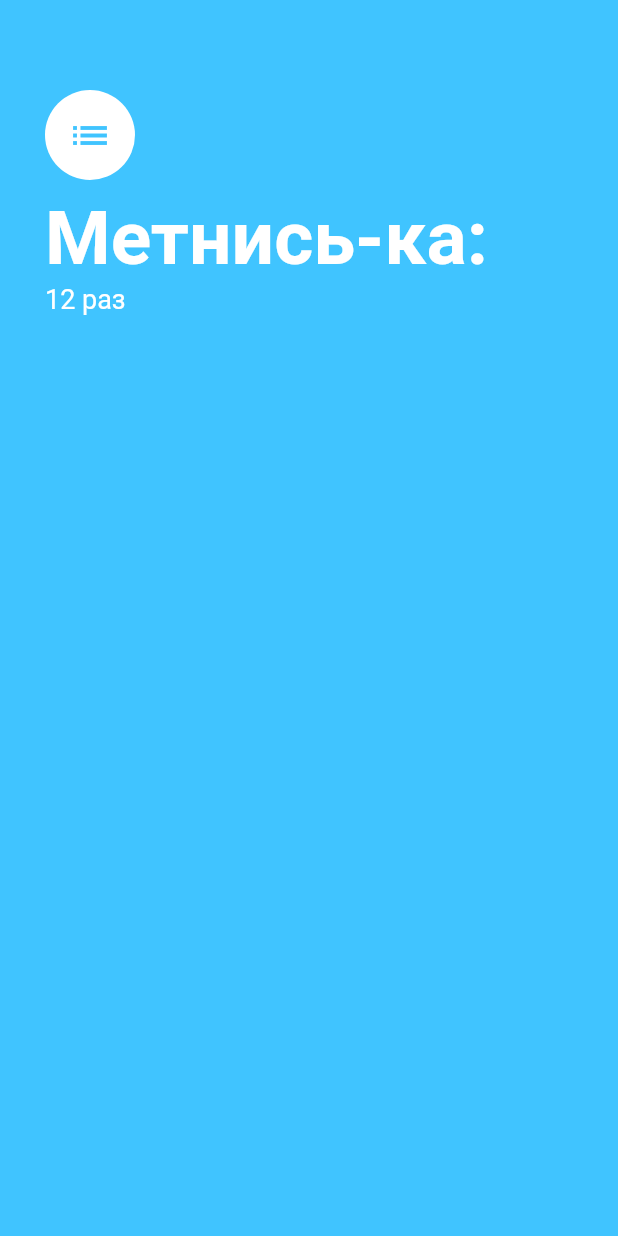
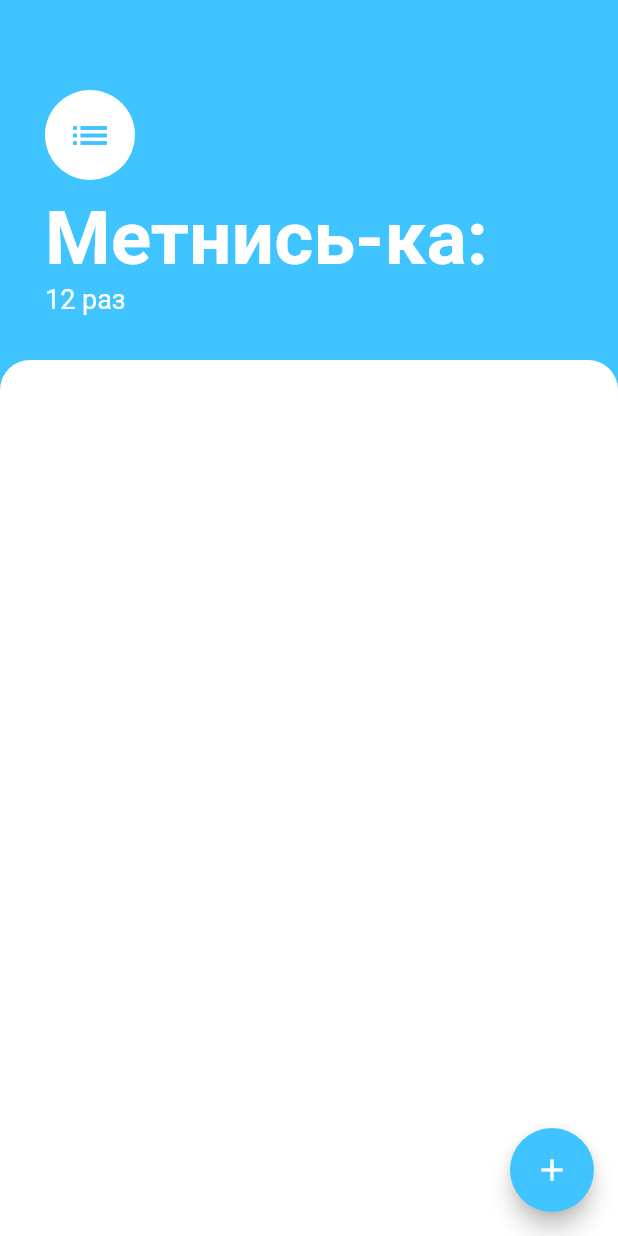
Before and after one commit to fimich1/Wish_list, a Flutter app: the screen it shows after launch, on a phone screen of 412 x 824 dp. Run offline on Flutter 3.47's test engine with Material 2 defaults, Android fonts, the phone set to English and light mode, and no system bars.

Commit message:
начало

```diff
--- a/lib/screens/tasks_screen.dart
+++ b/lib/screens/tasks_screen.dart
@@ -7,13 +7,22 @@ class TasksScreen extends StatelessWidget {
   Widget build(BuildContext context) {
     return Scaffold(
       backgroundColor: Colors.lightBlueAccent,
-      body: Container(
-        padding:
-            EdgeInsets.only(top: 60.0, left: 30.0, right: 30.0, bottom: 30.0),
+      floatingActionButton: FloatingActionButton(
+        backgroundColor: Colors.lightBlueAccent,
+        child: Icon(
+          Icons.add,
+        ),
+      ),
+      body: Column(
+        crossAxisAlignment: CrossAxisAlignment.start,
+        children: [
+          Container(
+            padding: const EdgeInsets.only(
+                top: 60.0, left: 30.0, right: 30.0, bottom: 30.0),
             child: Column(
               crossAxisAlignment: CrossAxisAlignment.start,
               children: [
-            CircleAvatar(
+                const CircleAvatar(
                     radius: 30.0,
                     backgroundColor: Colors.white,
                     child: Icon(
@@ -21,10 +30,10 @@ class TasksScreen extends StatelessWidget {
                       size: 30.0,
                       color: Colors.lightBlueAccent,
                     )),
-            SizedBox(
+                const SizedBox(
                   height: 10.0,
                 ),
-            Text(
+                const Text(
                   'Метнись-ка:',
                   style: TextStyle(
                     color: Colors.white,
@@ -32,15 +41,24 @@ class TasksScreen extends StatelessWidget {
                     fontWeight: FontWeight.w700,
                   ),
                 ),
-            Text(
+                const Text(
                   '12 раз',
                   style: TextStyle(color: Colors.white, fontSize: 18),
                 ),
-            Container(
-              color: ,
+              ],
+            ),
+          ),
+          Expanded(
+            child: Container(
+              decoration: BoxDecoration(
+                  color: Colors.white,
+                  borderRadius: BorderRadius.only(
+                    topLeft: Radius.circular(20.0),
+                    topRight: Radius.circular(20.0),
+                  )),
+            ),
           )
         ],
-        ),
       ),
     );
   }
```
Lines whose indentation alone changed are shown as unchanged.
